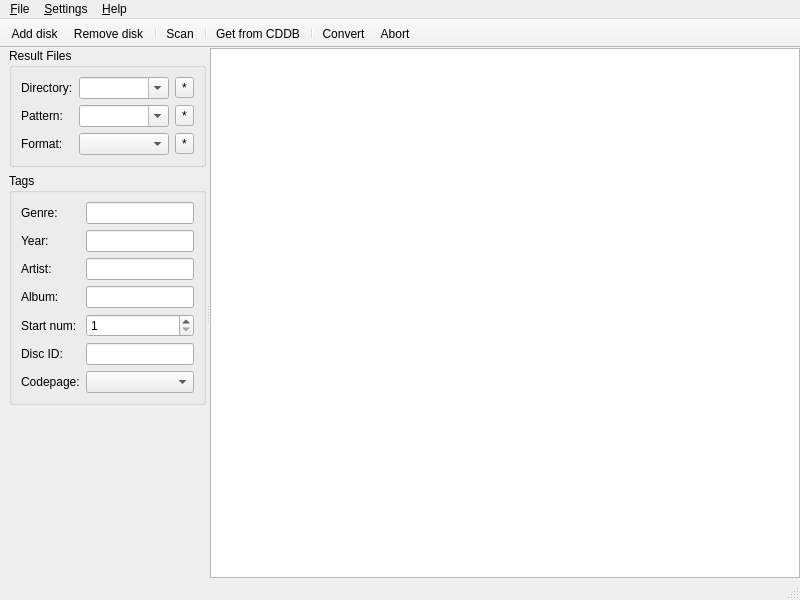
First picture: the form in gui/mainwindow.ui, repository flacon/flacon, before the edit.
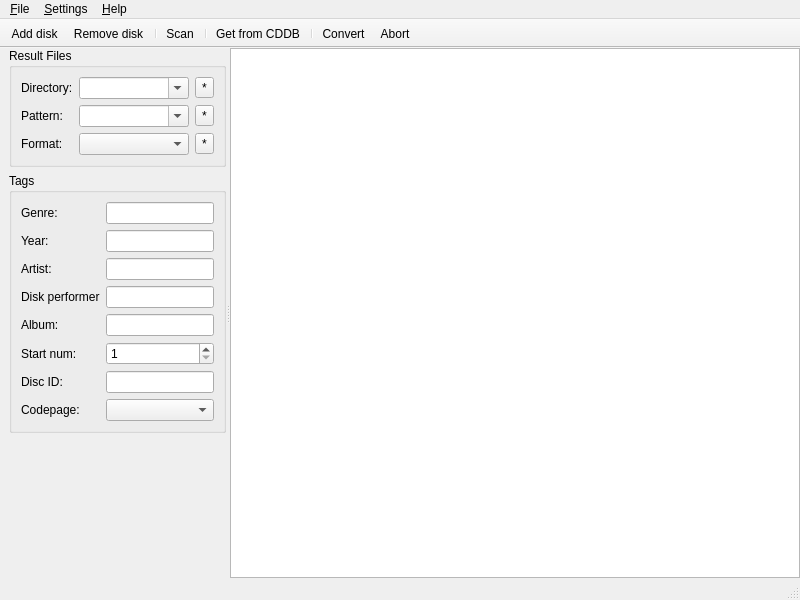
Second picture: the form after the edit. Custom widgets are drawn as their Qt base class.

Commit message: Add DiskPerformer control

Patch:
```diff
--- a/gui/mainwindow.ui
+++ b/gui/mainwindow.ui
@@ -204,7 +204,7 @@
            <item row="2" column="1">
             <widget class="TagLineEdit" name="tagArtistEdit"/>
            </item>
-           <item row="3" column="0">
+           <item row="4" column="0">
             <widget class="QLabel" name="tagAlbumEditLabel">
              <property name="text">
               <string>Album:</string>
@@ -214,10 +214,10 @@
              </property>
             </widget>
            </item>
-           <item row="3" column="1">
+           <item row="4" column="1">
             <widget class="TagLineEdit" name="tagAlbumEdit"/>
            </item>
-           <item row="4" column="0">
+           <item row="5" column="0">
             <widget class="QLabel" name="tagStartNumEditLabel">
              <property name="toolTip">
               <string/>
@@ -230,14 +230,14 @@
              </property>
             </widget>
            </item>
-           <item row="4" column="1">
+           <item row="5" column="1">
             <widget class="MultiValuesSpinBox" name="tagStartNumEdit">
              <property name="minimum">
               <number>1</number>
              </property>
             </widget>
            </item>
-           <item row="5" column="0">
+           <item row="6" column="0">
             <widget class="QLabel" name="tagDiscIdEditLabel">
              <property name="text">
               <string>Disc ID:</string>
@@ -247,14 +247,17 @@
              </property>
             </widget>
            </item>
-           <item row="5" column="1">
+           <item row="7" column="1">
+            <widget class="CodePageComboBox" name="codepageCombo"/>
+           </item>
+           <item row="6" column="1">
             <widget class="TagLineEdit" name="tagDiscIdEdit">
              <property name="readOnly">
               <bool>true</bool>
              </property>
             </widget>
            </item>
-           <item row="6" column="0">
+           <item row="7" column="0">
             <widget class="QLabel" name="codepageComboLabel">
              <property name="text">
               <string>Codepage:</string>
@@ -264,8 +267,18 @@
              </property>
             </widget>
            </item>
-           <item row="6" column="1">
-            <widget class="CodePageComboBox" name="codepageCombo"/>
+           <item row="3" column="1">
+            <widget class="TagLineEdit" name="tagDiskPerformerEdit"/>
+           </item>
+           <item row="3" column="0">
+            <widget class="QLabel" name="tagDiskPerformerLabel">
+             <property name="text">
+              <string>Disk performer</string>
+             </property>
+             <property name="buddy">
+              <cstring>tagDiskPerformerEdit</cstring>
+             </property>
+            </widget>
            </item>
           </layout>
          </widget>
```
Left out of the diff: 23 changed lines with no effect on the pictures. The commit also changes 11 other files.
